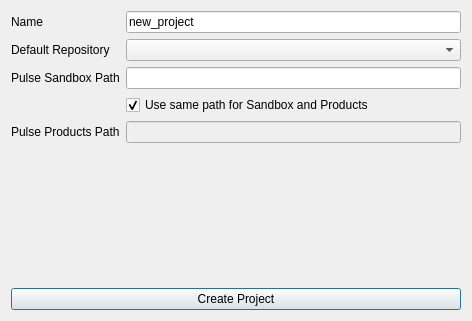
Qt form gui/create_project.ui (dddjef/pulse) before a commit.
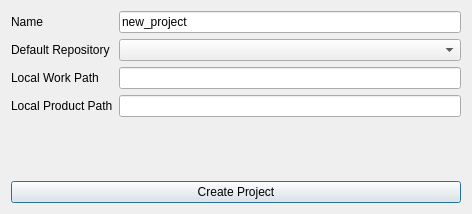
The same form after that commit.

Commit message: remove the option to have the same local work and local product path

What changed in the file:
```diff
--- a/gui/create_project.ui
+++ b/gui/create_project.ui
@@ -7,7 +7,7 @@
     <x>0</x>
     <y>0</y>
     <width>472</width>
-    <height>321</height>
+    <height>214</height>
    </rect>
   </property>
   <property name="windowTitle">
@@ -43,33 +43,23 @@
      <item row="2" column="0">
       <widget class="QLabel" name="label_2">
        <property name="text">
-        <string>Pulse Sandbox Path</string>
+        <string>Local Work Path</string>
        </property>
       </widget>
      </item>
      <item row="2" column="1">
       <widget class="QLineEdit" name="sandboxPath_lineEdit"/>
      </item>
-     <item row="4" column="0">
+     <item row="3" column="0">
       <widget class="QLabel" name="label_4">
        <property name="text">
-        <string>Pulse Products Path</string>
+        <string>Local Product Path</string>
        </property>
       </widget>
      </item>
-     <item row="4" column="1">
+     <item row="3" column="1">
       <widget class="QLineEdit" name="productsPath_lineEdit">
        <property name="enabled">
-        <bool>false</bool>
-       </property>
-      </widget>
-     </item>
-     <item row="3" column="1">
-      <widget class="QCheckBox" name="sameProductPath_checkBox">
-       <property name="text">
-        <string>Use same path for Sandbox and Products</string>
-       </property>
-       <property name="checked">
         <bool>true</bool>
        </property>
       </widget>
```
The commit also changes 3 other files.
